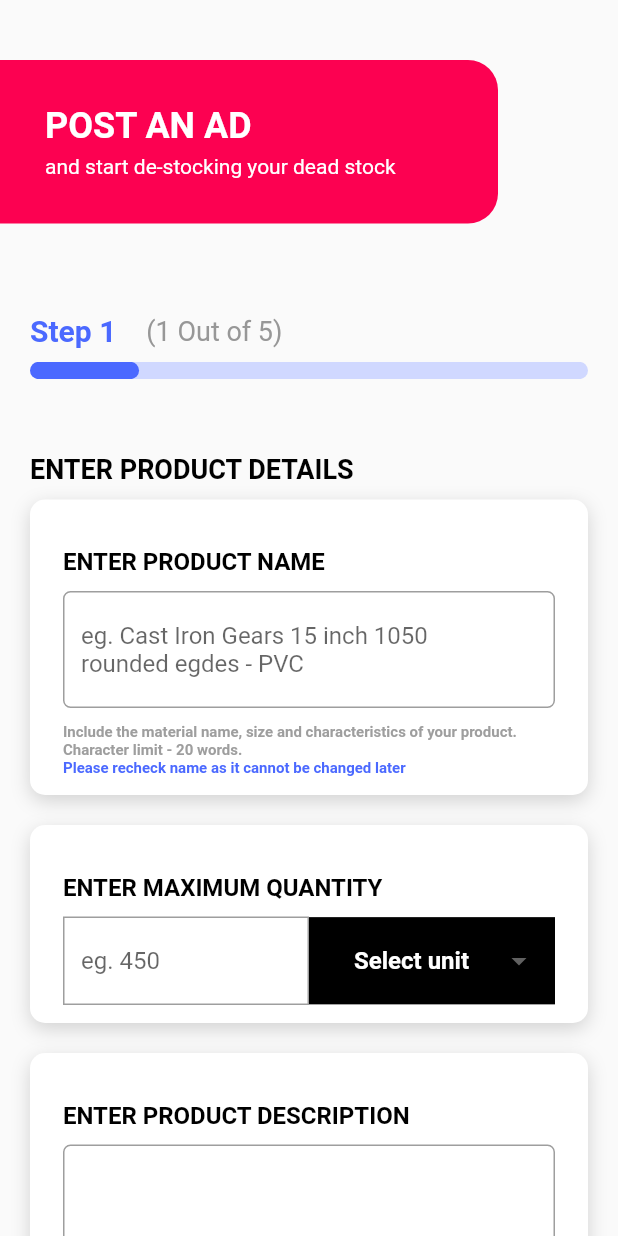
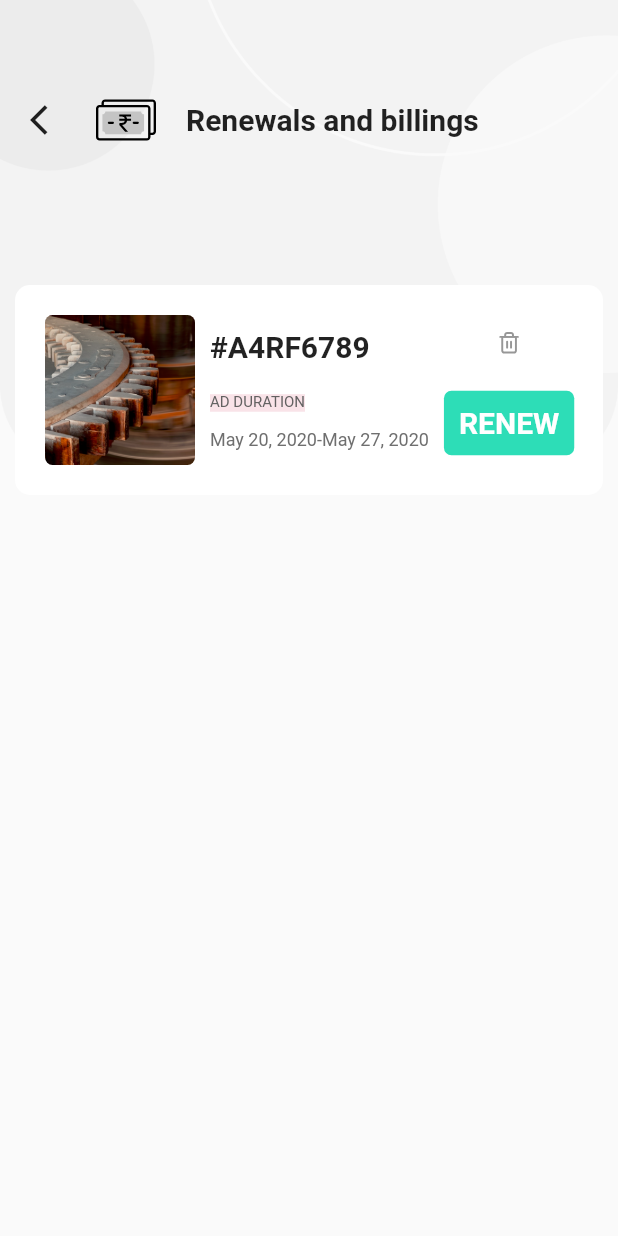
Before and after one commit to SankarshanDudhate/de_stock, a Flutter app: the screen it shows after launch, on a phone screen of 412 x 824 dp. Run offline on Flutter 3.47's test engine with Material 2 defaults, Android fonts, the phone set to English and light mode, and no system bars; our stand-ins replace carousel_slider, file_picker, flutter_icons, flutter_svg, fluttertoast, image_picker and 1 more; Roboto replaces fonts that are missing (Arial, Poppins).

Commit message:
Added Icons in Inner Dashboard Pages. Added Renewals and Billings page and delete pop-up. Clipart added in product page.

```diff
--- a/lib/InnerDashboard/enquiries.dart
+++ b/lib/InnerDashboard/enquiries.dart
@@ -1,6 +1,7 @@
 //TODO make images work on base64 strings from server
 import 'package:destock/InnerDashboard/enquiries_enquiry_card.dart';
 import 'package:flutter/material.dart';
+import 'package:flutter_svg/flutter_svg.dart';
 import 'dart:convert';
 import 'dart:developer';
 import 'package:http/http.dart' as http;
@@ -123,7 +124,9 @@ class _EnquiriesState extends State<Enquiries> {
                               //Navigate
                             });
                           }),
-                          //SizedBox(width: 50,),
+                          SizedBox(width: 20,),
+                          SvgPicture.asset("assets/icons/money.svg",height: 40,width: 40,),
+                          SizedBox(width: 20,),
                           Column(
                             children: [
                               Text("Enquiries", style: TextStyle(fontSize: 20,fontWeight: FontWeight.bold),),
--- a/lib/ProductPages/editProductSlider.dart
+++ b/lib/ProductPages/editProductSlider.dart
@@ -69,6 +69,7 @@ class _editProductSliderState extends State<editProductSlider> {
                   //autoPlayAnimationDuration: Duration(milliseconds: 500),
                   viewportFraction: 0.6,
                   aspectRatio: 1/1,
+                  //initialPage: 1,
                   onPageChanged: (index) {
                       setState(() {
                         //_current = index;
--- /dev/null
+++ b/lib/ProductPages/renewalBilling.dart
@@ -0,0 +1,249 @@
+import 'dart:io';
+
+import 'package:flutter/material.dart';
+import 'package:flutter_svg/flutter_svg.dart';
+
+class renewalBilling extends StatefulWidget {
+  @override
+  _renewalBillingState createState() => _renewalBillingState();
+}
+
+class _renewalBillingState extends State<renewalBilling> {
+
+  int renewStatus = 3;
+  String image = 'assets/images/IMG1.png';
+  String productId = "#A4RF6789";
+  String expiryDate = "August 19, 2020";
+  String startDate = "May 20, 2020";
+  String endDate = "May 27, 2020";
+
+  Widget _buildRenewCard(renewStatus){
+    return Container(
+      padding: EdgeInsets.symmetric(horizontal:20,vertical:20),
+      margin: EdgeInsets.symmetric(horizontal:10,vertical:10),
+      decoration: BoxDecoration(
+        borderRadius: BorderRadius.circular(10),
+        color: Color(0xFFFFFFFF),
+      ),
+      child: Row(
+        children: [
+          ClipRRect(
+            borderRadius: BorderRadius.all(Radius.circular(5)),
+            child: Image.asset(image, height: 100,),),
+          SizedBox(width:10),
+          Column(
+            crossAxisAlignment: CrossAxisAlignment.start,
+            children: [
+              Text(productId, style: TextStyle(fontSize:20,fontWeight: FontWeight.bold),),
+              SizedBox(height:20),
+              renewStatus == 0 ? RichText(text: TextSpan(
+                text: "Auto-renewal on\n",
+                style: TextStyle(color: Color(0xFF000000),fontSize: 14),
+                children: <TextSpan>[
+                  TextSpan(text: expiryDate, style: TextStyle(fontSize: 20,color: Color(0xFF6F6F6F))),
+                ],
+                )
+                )
+                : renewStatus == 1 ? RichText(text: TextSpan(
+                text: "Ad expires on\n",
+                style: TextStyle(color: Color(0xFF000000),fontSize: 14),
+                children: <TextSpan>[
+                  TextSpan(text: expiryDate, style: TextStyle(fontSize: 20,color: Color(0xFF6F6F6F))),
+                ],
+                )
+                )
+                : RichText(text: TextSpan(
+                text: "AD DURATION\n\n",
+                style: TextStyle(color: Color(0xFF626161),fontSize: 10, backgroundColor: Color(0xFFF9E3E8)),
+                children: <TextSpan>[
+                  TextSpan(text: startDate +"-"+ endDate, style: TextStyle(fontSize: 12,color: Color(0xFF6F6F6F),backgroundColor: Color(0xFFFFFFFF))),
+                ],
+                )
+              )
+            ],
+          ),
+          SizedBox(width:10),
+          renewStatus == 0 ? Column(
+          children: [
+            Container(
+              padding: EdgeInsets.all(20),
+              decoration: BoxDecoration(
+                //color: Color(0xFF2DDDB7),
+                borderRadius: BorderRadius.circular(10),
+              ),
+              child: GestureDetector(
+                onTap: (){
+
+                },
+                child: Text("EDIT", style: TextStyle(fontSize:20,color: Color(0xFF2DDDB7),fontWeight: FontWeight.bold),)),
+            ),
+          ],
+        )
+        : renewStatus == 1 ? Column(
+          children: [
+            GestureDetector(
+              onTap: (){
+
+              },
+              child: Container(
+                padding: EdgeInsets.all(10),
+                decoration: BoxDecoration(
+                  color: Color(0xFF2DDDB7),
+                  borderRadius: BorderRadius.circular(5),
+                ),
+                child: Text("RENEW", style: TextStyle(fontSize:20,color: Color(0xFFFFFFFF),fontWeight: FontWeight.bold),)),
+            )
+            ],
+        )
+        : Column(
+          children: [
+            GestureDetector(
+              onTap: (){
+                _buildDeleteDialogue(context);
+              },
+              child: SvgPicture.asset("assets/icons/trash.svg",height: 24,width: 16,)),
+            SizedBox(height:20),
+            GestureDetector(
+              onTap: (){
+
+              },
+              child: Container(
+                padding: EdgeInsets.all(10),
+                decoration: BoxDecoration(
+                  color: Color(0xFF2DDDB7),
+                  borderRadius: BorderRadius.circular(5),
+                ),
+                child: Text("RENEW", style: TextStyle(fontSize:20,color: Color(0xFFFFFFFF),fontWeight: FontWeight.bold),)),
+            )
+          ],
+        )
+        ],
+      ),
+    );
+  }
+
+  @override
+  Widget build(BuildContext context) {
+    return Scaffold(
+      body: SingleChildScrollView(
+          child: Stack(
+            children: [
+              Image.asset("assets/images/Group_166.png"),
+              Column(
+                children: [
+                  SizedBox(height: 60,),
+                  Padding(
+                    padding: const EdgeInsets.symmetric(horizontal:20),
+                    child: Row(
+                      //mainAxisAlignment: MainAxisAlignment.spaceBetween,
+                      children: [
+                        Icon(Icons.arrow_back_ios),
+                        SizedBox(width: 20,),
+                        SvgPicture.asset("assets/icons/money.svg",height: 40,width: 40,),
+                        SizedBox(width: 20,),
+                        Flexible(child: Text("Renewals and billings", style: TextStyle(fontWeight: FontWeight.bold,fontSize: 20),)),
+                      ],
+                    ),
+                  ),
+                  SizedBox(height:80),
+                  //Pass the
+                  _buildRenewCard(renewStatus),
+                  ],)]))
+    );
+  }
+}
+
+
+
+void _buildDeleteDialogue(BuildContext context) {
+
+
+    var alertDialog = AlertDialog(
+      content : deleteDialog(),
+      shape: RoundedRectangleBorder(
+                   borderRadius: BorderRadius.all(Radius.circular(5.0))
+               ),
+    );
+
+    showDialog(
+      context: context,
+      builder: (BuildContext context) {
+        return alertDialog;
+      }
+    );
+  }
+
+
+class deleteDialog extends StatefulWidget {
+  @override
+  _deleteDialogState createState() => _deleteDialogState();
+}
+
+class _deleteDialogState extends State<deleteDialog> {
+
+  bool deleteStatus = false;
+  bool enableStatus = false;
+
+  @override
+  Widget build(BuildContext context) {
+    return Container(
+        padding: EdgeInsets.all(0),
+        //width: MediaQuery.of(context).size.width*0.7,
+        child: Column(
+          mainAxisSize: MainAxisSize.min,
+          children: [
+            Padding(
+              padding: const EdgeInsets.all(10.0),
+              child: Text("Are you sure you want to\nDelete this Ad?", style: TextStyle(fontSize:20,fontWeight:FontWeight.bold),textAlign: TextAlign.center,),
+            ),
+            //SizedBox(height:20),
+            Padding(
+              padding: const EdgeInsets.all(16.0),
+              child: Text("All the product details will be lost.", style: TextStyle(fontSize:18,fontFamily: "Open Sans"),textAlign: TextAlign.center,),
+            ),
+            Row(
+              mainAxisAlignment: MainAxisAlignment.center,
+              children: [
+                GestureDetector(
+                  onTap: (){
+                    setState(() {
+                      this.deleteStatus = true;
+                      this.enableStatus = false;
+                    });
+                    //sleep(Duration(seconds:1));
+                    Navigator.of(context).pop();
+                  },
+                  child: Container(
+                    padding: EdgeInsets.fromLTRB(40, 20, 40, 20),
+                    decoration: BoxDecoration(
+                      color : deleteStatus == true ? Color(0xFF6F6F6F) : Color(0xFFFFFFFF),
+                      borderRadius: BorderRadius.circular(5),
+                    ),
+                    child: Text("Cancel",style: TextStyle(fontSize:20,fontWeight:FontWeight.bold,color: deleteStatus == true ? Color(0xFFFFFFFF) : Color(0xFF6F6F6F)))
+                  ),
+                ),
+                GestureDetector(
+                  onTap: (){
+                    setState(() {
+                      this.deleteStatus = false;
+                      this.enableStatus = true;
+                    });
+                    //sleep(Duration(seconds:1));
+                    //Navigator.of(context).pop();
+                  },
+                  child: Container(
+                    padding: EdgeInsets.fromLTRB(40, 20, 40, 20),
+                    decoration: BoxDecoration(
+                      color : enableStatus == false ? Color(0xFFFFFFFF) : Color(0xFFD84764),
+                      borderRadius: BorderRadius.circular(5),
+                    ),
+                    child: Text("  YES ",style: TextStyle(fontSize:20,fontWeight:FontWeight.bold,color: enableStatus == false ? Color(0xFFD84764) : Color(0xFFFFFFFF)))
+                  ),
+                ),
+              ],
+            )
+          ],
+        ),
+      );
+  }
+}
--- a/lib/main.dart
+++ b/lib/main.dart
@@ -8,6 +8,10 @@ import 'package:destock/PostAnAd/postAd.dart';
 import 'package:destock/PostAnAd/postAd_2.dart';
 import 'package:destock/PostAnAd/postAd_3.dart';
 import 'package:destock/PostAnAd/postAd_4.dart';
+import 'package:destock/ProductPages/editProduct.dart';
+import 'package:destock/ProductPages/productPage.dart';
+import 'package:destock/ProductPages/productPageSeller.dart';
+import 'package:destock/ProductPages/renewalBilling.dart';
 import 'package:flutter/material.dart';
 
 void main() {
@@ -25,7 +29,7 @@ class MyApp extends StatelessWidget {
         visualDensity: VisualDensity.adaptivePlatformDensity,
         fontFamily: "Poppins",
       ),
-      home: PostAd()
+      home: renewalBilling()
     );
   }
 }
```
Also changed, not shown: lib/InnerDashboard/manageProducts.dart (+5 -2 lines), lib/ProductPages/productPage.dart (+27 -2 lines), lib/ProductPages/productPageSeller.dart (+29 -3 lines), lib/utils/bg_clip_purple.dart (added, +43 -0 lines), assets/icons/discount.svg (added), assets/icons/money.svg (added), assets/icons/package.svg (added), assets/icons/trash.svg (added).
